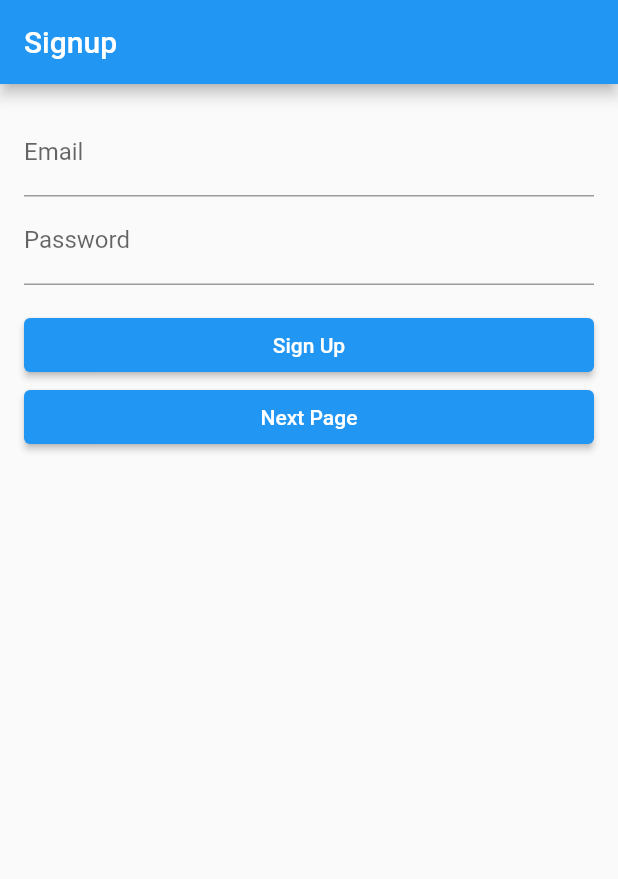
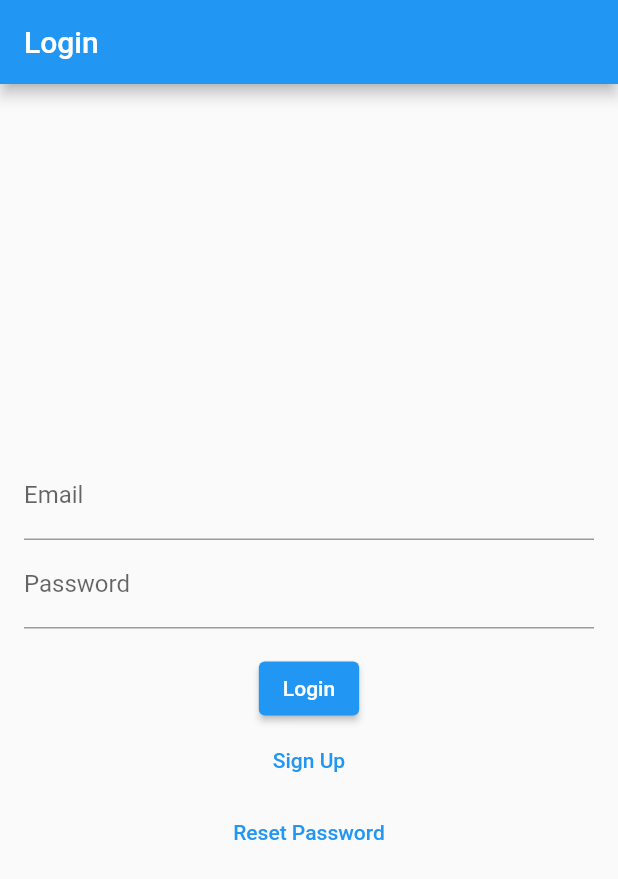
Before and after one commit to lett-mobile/lett, a Flutter app: the screen it shows after launch, on a phone screen of 412 x 824 dp. Shown: the top 879 px of the screen. Run offline on Flutter 3.47's test engine with Material 2 defaults, Android fonts, the light colour scheme and no system bars; our stand-ins replace firebase_auth, firebase_core, universal_io; accounts and stored records are empty.

Commit message:
login,signup,reset password

```diff
--- a/lib/main.dart
+++ b/lib/main.dart
@@ -2,8 +2,13 @@ import 'package:firebase_auth/firebase_auth.dart';
 import 'package:flutter/foundation.dart';
 import 'package:flutter/material.dart';
 import 'package:firebase_core/firebase_core.dart';
+import 'package:lett/view/login.dart';
 import 'package:lett/view/mixin/mixin_button.dart';
+import 'package:lett/view/reset_password.dart';
+import 'package:lett/view/signup.dart';
 import 'package:lett/view/theme/theme_lett.dart';
+import 'package:lett/viewmodel/viewmodel_signup.dart';
+import 'package:provider/provider.dart';
 import 'package:universal_io/io.dart';
 
 void main() async {
@@ -32,20 +37,34 @@ void main() async {
 class MyApp extends StatelessWidget {
   @override
   Widget build(BuildContext context) {
-    return MaterialApp(
+    /*return MaterialApp(
       title: 'Email Login Demo',
       theme: LettTheme.lightTheme,
       initialRoute: '/',
       routes: {
-        '/': (context) => SignupPage(),
+        '/': (context) => LoginPage(),
         '/second': (context) => SecondPage(),
       },
       // home: SignupPage(),
+    );*/
+
+    return ChangeNotifierProvider(
+      create: (_) => SignUpViewModel(),
+      child: MaterialApp(
+        title: 'Email Login Demo',
+        theme: LettTheme.lightTheme,
+        initialRoute: '/',
+        routes: {
+          '/': (context) => const LoginPage(),
+          '/signup': (context) => const SignUpPage(),
+          '/reset_password': (context) => const ResetPasswordPage(),
+        },
+      ),
     );
   }
 }
 
-class SignupPage extends StatefulWidget {
+/*class SignupPage extends StatefulWidget {
   @override
   _SignupPageState createState() => _SignupPageState();
 }
@@ -171,5 +190,4 @@ class SecondPage extends StatelessWidget {
         ),
       ),
     );
-  }
-}
+  }*/
--- /dev/null
+++ b/lib/model/exception/exception_firebase.dart
@@ -0,0 +1,17 @@
+import 'package:firebase_auth/firebase_auth.dart';
+import 'package:lett/model/exception/exception_base.dart';
+
+class FirebaseLettException extends AppException {
+  FirebaseLettException(String message) : super(message);
+
+  factory FirebaseLettException.fromAuthException(FirebaseAuthException exception) {
+    final errorMessages = {
+      'weak-password': 'The password provided is too weak.',
+      'email-already-in-use': 'The account already exists for that email.',
+      // Add more entries as needed for specific Firebase exception codes
+    };
+
+    final errorMessage = errorMessages[exception.code] ?? 'An unknown error occurred.';
+    return FirebaseLettException(errorMessage);
+  }
+}
--- /dev/null
+++ b/lib/model/model_user.dart
@@ -0,0 +1,6 @@
+class SignUpModel{
+  String email;
+  String password;
+
+  SignUpModel({required this.email, required this.password});
+}
--- /dev/null
+++ b/lib/model/success/success_firebase.dart
@@ -0,0 +1,14 @@
+import 'package:lett/model/success/success_base.dart';
+
+class FirebaseLettSuccess extends Success {
+
+ FirebaseLettSuccess(String message) : super(message);
+
+  /*@override
+  String toString() {
+    return '$message (Status Code: $statusCode)';
+  }*/
+  factory FirebaseLettSuccess.showSuccessMessage(String message) {
+    return FirebaseLettSuccess(message);
+  }
+}
--- /dev/null
+++ b/lib/view/login.dart
@@ -0,0 +1,39 @@
+import 'package:flutter/material.dart';
+import 'package:lett/view/mixin/mixin_button.dart';
+import 'package:lett/view/mixin/mixin_text_form_field.dart';
+import 'package:lett/viewmodel/viewmodel_signup.dart';
+import 'package:provider/provider.dart';
+
+class LoginPage extends StatelessWidget with ButtonMixin, TextFormFieldMixin {
+  const LoginPage({super.key});
+
+  @override
+  Widget build(BuildContext context) {
+    final signUpViewModel = Provider.of<SignUpViewModel>(context);
+
+    return Scaffold(
+      appBar: AppBar(
+        title: Text('Login'),
+      ),
+      body: Padding(
+        padding: EdgeInsets.all(16.0),
+        child: Column(
+          mainAxisAlignment: MainAxisAlignment.center,
+          children: [
+            buildTextFormFieldMixin('Email', (value) {}),
+            buildTextFormFieldMixin('Password', (value) {}),
+            SizedBox(height: 16.0),
+            buildElevatedButton('Login', () {}),
+            buildTextButton('Sign Up', () {
+              // Handle signup logic
+              Navigator.pushNamed(context, '/signup');
+            }),
+            buildTextButton('Reset Password', () {
+               Navigator.pushNamed(context, '/reset_password');
+            }),
+          ],
+        ),
+      ),
+    );
+  }
+}
--- a/lib/view/mixin/mixin_text_field.dart
+++ b/lib/view/mixin/mixin_text_field.dart
@@ -8,4 +8,5 @@ mixin TextFieldMixin {
       ),
     );
   }
+
 }
--- /dev/null
+++ b/lib/view/mixin/mixin_text_form_field.dart
@@ -0,0 +1,11 @@
+import 'package:flutter/material.dart';
+
+mixin TextFormFieldMixin {
+  Widget buildTextFormFieldMixin(
+      String labelText, ValueChanged<String> onChanged) {
+    return TextFormField(
+      decoration: InputDecoration(labelText: labelText),
+      onChanged: onChanged,
+    );
+  }
+}
--- /dev/null
+++ b/lib/view/signup.dart
@@ -0,0 +1,51 @@
+import 'package:flutter/material.dart';
+import 'package:lett/view/mixin/mixin_text_form_field.dart';
+import 'package:lett/viewmodel/viewmodel_signup.dart';
+import 'package:provider/provider.dart';
+
+import 'mixin/mixin_button.dart';
+
+class SignUpPage extends StatelessWidget with ButtonMixin, TextFormFieldMixin {
+  //const SignUpPage({super.key});
+  final Key? key;
+
+  const SignUpPage({Key? key}) : this.key = key;
+
+  @override
+  Widget build(BuildContext context) {
+    final signUpViewModel = Provider.of<SignUpViewModel>(context);
+
+    return Scaffold(
+      appBar: AppBar(
+        title: Text('Sign Up'),
+      ),
+      body: Padding(
+        padding: EdgeInsets.all(16.0),
+        child: Column(
+          mainAxisAlignment: MainAxisAlignment.center,
+          children: [
+            buildTextFormFieldMixin('Email', (value) {
+              signUpViewModel.signUpModel.email = value;
+            }),
+            buildTextFormFieldMixin('Password', (value) {
+              signUpViewModel.signUpModel.password = value;
+            }),
+            buildTextFormFieldMixin('Repeat Password', (value) {
+              signUpViewModel.signUpModel.password = value;
+            }),
+            SizedBox(height: 16.0),
+            buildElevatedButton('Sign Up', () {
+              signUpViewModel.signUpWithEmail();
+            }),
+            buildTextButton('Reset Password', () {
+                  Navigator.pushNamed(context, '/reset_password');
+            }),
+             buildTextButton('Back to Login', () {
+              Navigator.popUntil(context, ModalRoute.withName('/'));
+            }),
+          ],
+        ),
+      ),
+    );
+  }
+}
--- /dev/null
+++ b/lib/viewmodel/bloc/bloc_signup.dart
@@ -0,0 +1,35 @@
+import 'dart:async';
+
+import 'package:firebase_auth/firebase_auth.dart';
+import 'package:lett/model/exception/exception_firebase.dart';
+import 'package:lett/model/model_user.dart';
+import 'package:lett/model/success/success_firebase.dart';
+
+class SignUpBloc {
+  final FirebaseAuth _firebaseAuth = FirebaseAuth.instance;
+  final _successController = StreamController<FirebaseLettSuccess>();
+  final _errorController = StreamController<FirebaseLettException>();
+
+  Stream<FirebaseLettSuccess> get successStream => _successController.stream;
+  Stream<FirebaseLettException> get errorStream => _errorController.stream;
+
+  void dispose() {
+    _successController.close();
+    _errorController.close();
+  }
+
+  Future<void> signUpWithEmail(SignUpModel signUpModel) async {
+    try {
+      await _firebaseAuth.createUserWithEmailAndPassword(
+        email: signUpModel.email,
+        password: signUpModel.password,
+      );
+      _successController.add(FirebaseLettSuccess.showSuccessMessage('Sign up Successful'));
+      // You can handle success scenarios here
+    } on FirebaseAuthException catch (e) {
+      _errorController.add(FirebaseLettException.fromAuthException(e));
+    } catch (e) {
+      _errorController.add(FirebaseLettException('Error: $e'));
+    }
+  }
+}
--- /dev/null
+++ b/lib/viewmodel/viewmodel_signup.dart
@@ -0,0 +1,22 @@
+import 'package:flutter/foundation.dart';
+import 'package:lett/model/model_user.dart';
+import 'package:flutter/material.dart';
+import 'package:lett/viewmodel/bloc/bloc_signup.dart';
+import '../model/exception/exception_firebase.dart';
+import '../model/success/success_firebase.dart';
+
+class SignUpViewModel with ChangeNotifier {
+  final SignUpBloc _signUpBloc = SignUpBloc();
+  SignUpModel signUpModel = SignUpModel(email: '', password: '');
+
+  Stream<FirebaseLettSuccess> get successStream => _signUpBloc.successStream;
+  Stream<FirebaseLettException> get errorStream => _signUpBloc.errorStream;
+
+  void dispose() {
+    _signUpBloc.dispose();
+  }
+
+  Future<void> signUpWithEmail() async {
+    await _signUpBloc.signUpWithEmail(signUpModel);
+  }
+}
--- a/pubspec.yaml
+++ b/pubspec.yaml
@@ -36,6 +36,8 @@ dependencies:
   logger: ^1.3.0
   universal_io: ^2.2.0
   collection: ^1.17.1
+  flutter_bloc: ^7.0.0
+  provider: ^6.0.1
 
 
   # The following adds the Cupertino Icons font to your application.
```
Also changed, not shown: lib/model/exception/exception_base.dart (added, +8 -0 lines), lib/model/success/success_base.dart (added, +10 -0 lines), lib/view/reset_password.dart (added, +43 -0 lines), pubspec.lock.
